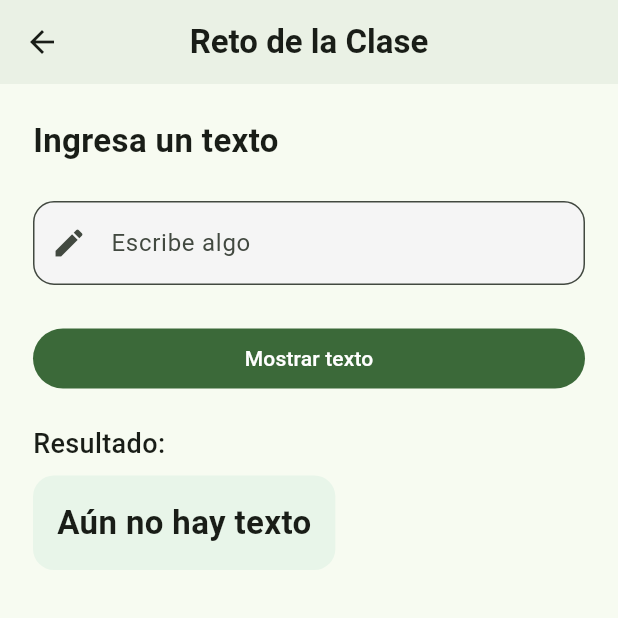
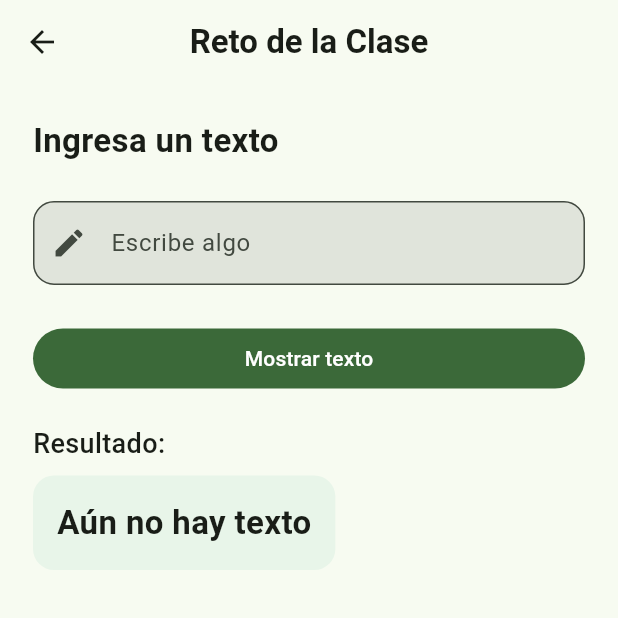
Before and after one commit to kmilo-js/Flutter-textfield-demo, a Flutter app: the screen it shows after launch, after a tap on "Desarrollo del Reto", on a phone screen of 412 x 824 dp, the top half of it. Run offline on Flutter 3.47's test engine with Material 3 defaults, Android fonts, the phone set to English and light mode, and no system bars.

Commit message:
mejorar UI y lógica del TextField en el reto

```diff
--- a/lib/main.dart
+++ b/lib/main.dart
@@ -2,7 +2,7 @@ import 'package:flutter/material.dart';
 import 'reto_textfield.dart';
 
 void main() {
-  runApp(const MyApp());
+  runApp(const MyApp()); // Punto de entrada: inicia la app.
 }
 
 class MyApp extends StatelessWidget {
@@ -12,13 +12,12 @@ class MyApp extends StatelessWidget {
   Widget build(BuildContext context) {
     return MaterialApp(
       title: 'Demo TextField',
-      debugShowCheckedModeBanner: false,
+      debugShowCheckedModeBanner: false, // Oculta la cinta de debug.
       theme: ThemeData(
-        useMaterial3: true, // Activar Material 3: más moderno
-        colorSchemeSeed: Colors.green, // Paleta automática
-        brightness: Brightness.light,
+        useMaterial3: true, // Activa Material 3.
+        colorSchemeSeed: Colors.green, // Genera una paleta moderna.
       ),
-      home: const MyHomePage(),
+      home: const MyHomePage(), // Pantalla principal.
     );
   }
 }
@@ -31,24 +30,24 @@ class MyHomePage extends StatefulWidget {
 }
 
 class _MyHomePageState extends State<MyHomePage> {
-  final TextEditingController _controller = TextEditingController();
-  String _textoIngresado = 'Nada aún...';
+  final TextEditingController _controller = TextEditingController(); // Controla el TextField.
+  String _textoIngresado = 'Nada aún...'; // Guarda lo que escribe el usuario.
 
   @override
   void initState() {
     super.initState();
-    _controller.addListener(_onTextChanged);
+    _controller.addListener(_onTextChanged); // Escucha cambios en tiempo real.
   }
 
   @override
   void dispose() {
-    _controller.dispose();
+    _controller.dispose(); // Libera el controlador.
     super.dispose();
   }
 
   void _onTextChanged() {
     setState(() {
-      _textoIngresado = _controller.text;
+      _textoIngresado = _controller.text; // Actualiza el texto escrito.
     });
   }
 
@@ -56,36 +55,30 @@ class _MyHomePageState extends State<MyHomePage> {
   Widget build(BuildContext context) {
     return Scaffold(
       appBar: AppBar(
+        title: const Text('Demo TextField'),
         centerTitle: true,
-        elevation: 2,
-        title: const Text(
-          'Demo TextField',
-          style: TextStyle(fontWeight: FontWeight.w600),
       ),
-      ),
+
       body: Padding(
         padding: const EdgeInsets.all(22.0),
+
         child: Column(
           crossAxisAlignment: CrossAxisAlignment.start,
           children: [
             const Text(
               "Ingresa tus datos",
-              style: TextStyle(
-                fontSize: 22,
-                fontWeight: FontWeight.bold,
-              ),
+              style: TextStyle(fontSize: 22, fontWeight: FontWeight.bold),
             ),
 
             const SizedBox(height: 25),
 
-            // === TEXTFIELD BONITO ===
+            // TextField con estilo moderno
             TextField(
               controller: _controller,
               decoration: InputDecoration(
                 labelText: 'Nombre',
                 hintText: 'Escribe aquí...',
                 filled: true,
-                fillColor: Colors.grey.shade100,
                 prefixIcon: const Icon(Icons.person),
                 border: OutlineInputBorder(
                   borderRadius: BorderRadius.circular(16),
@@ -95,15 +88,9 @@ class _MyHomePageState extends State<MyHomePage> {
 
             const SizedBox(height: 25),
 
-            // Texto moderno
-            Text(
-              'Texto ingresado:',
-              style: TextStyle(
-                fontSize: 16,
-                color: Colors.grey.shade700,
-              ),
-            ),
-
+            // Muestra el texto ingresado debajo
+            Text('Texto ingresado:',
+                style: TextStyle(fontSize: 16, color: Colors.grey.shade700)),
             const SizedBox(height: 6),
 
             Container(
@@ -113,14 +100,14 @@ class _MyHomePageState extends State<MyHomePage> {
                 borderRadius: BorderRadius.circular(14),
               ),
               child: Text(
-                _textoIngresado,
+                _textoIngresado, // Se actualiza automáticamente
                 style: const TextStyle(fontSize: 18),
               ),
             ),
 
             const SizedBox(height: 30),
 
-            // Botón elegante
+            // Botón que muestra un alerta con el nombre
             SizedBox(
               width: double.infinity,
               child: FilledButton.icon(
@@ -129,18 +116,16 @@ class _MyHomePageState extends State<MyHomePage> {
                 onPressed: () {
                   showDialog(
                     context: context,
-                    builder: (BuildContext context) {
-                      return AlertDialog(
+                    builder: (_) => AlertDialog(
                       title: const Text("Saludo"),
                       content: Text("¡Qué más ${_controller.text}, lo saluda el GAES 3!"),
                       actions: [
                         TextButton(
-                            onPressed: () => Navigator.of(context).pop(),
+                          onPressed: () => Navigator.pop(context),
                           child: const Text("Cerrar"),
                         ),
                       ],
-                      );
-                    },
+                    ),
                   );
                 },
               ),
@@ -148,7 +133,7 @@ class _MyHomePageState extends State<MyHomePage> {
 
             const SizedBox(height: 20),
 
-            // Botón secundario
+            // Navega hacia la pantalla del reto
             SizedBox(
               width: double.infinity,
               child: OutlinedButton(
@@ -156,7 +141,7 @@ class _MyHomePageState extends State<MyHomePage> {
                 onPressed: () {
                   Navigator.push(
                     context,
-                    MaterialPageRoute(builder: (context) => RetoTextField()),
+                    MaterialPageRoute(builder: (_) => RetoTextField()),
                   );
                 },
               ),
--- a/lib/reto_textfield.dart
+++ b/lib/reto_textfield.dart
@@ -8,7 +8,11 @@ class RetoTextField extends StatefulWidget {
 }
 
 class _RetoTextFieldState extends State<RetoTextField> {
+
+  // Controla lo que escribe el usuario
   final TextEditingController controller = TextEditingController();
+
+  // Guarda el resultado para mostrarlo en pantalla
   String resultado = "";
 
   @override
@@ -20,31 +24,28 @@ class _RetoTextFieldState extends State<RetoTextField> {
           style: TextStyle(fontWeight: FontWeight.w600),
         ),
         centerTitle: true,
-        elevation: 2,
       ),
+
       body: Padding(
         padding: const EdgeInsets.all(22),
+
         child: Column(
           crossAxisAlignment: CrossAxisAlignment.start,
           children: [
             const Text(
               "Ingresa un texto",
-              style: TextStyle(
-                fontSize: 22,
-                fontWeight: FontWeight.bold,
-              ),
+              style: TextStyle(fontSize: 22, fontWeight: FontWeight.bold),
             ),
 
             const SizedBox(height: 25),
 
-            // === TEXTFIELD MODERNO ===
+            // Campo de texto conectado al controlador
             TextField(
               controller: controller,
               decoration: InputDecoration(
                 labelText: "Escribe algo",
                 hintText: "Texto aquí...",
                 filled: true,
-                fillColor: Colors.grey.shade100,
                 prefixIcon: const Icon(Icons.edit),
                 border: OutlineInputBorder(
                   borderRadius: BorderRadius.circular(14),
@@ -54,13 +55,13 @@ class _RetoTextFieldState extends State<RetoTextField> {
 
             const SizedBox(height: 25),
 
-            // === BOTÓN PROFESIONAL ===
+            // Botón que actualiza el texto mostrado
             SizedBox(
               width: double.infinity,
               child: FilledButton(
                 onPressed: () {
                   setState(() {
-                    resultado = controller.text;
+                    resultado = controller.text; // Guarda el texto escrito
                   });
                 },
                 child: const Text("Mostrar texto"),
@@ -71,15 +72,12 @@ class _RetoTextFieldState extends State<RetoTextField> {
 
             const Text(
               "Resultado:",
-              style: TextStyle(
-                fontSize: 18,
-                fontWeight: FontWeight.w500,
-              ),
+              style: TextStyle(fontSize: 18, fontWeight: FontWeight.w500),
             ),
 
             const SizedBox(height: 8),
 
-            // === CONTENEDOR BONITO PARA EL RESULTADO ===
+            // Contenedor animado que muestra el resultado
             AnimatedContainer(
               duration: const Duration(milliseconds: 300),
               padding: const EdgeInsets.all(16),
@@ -89,10 +87,7 @@ class _RetoTextFieldState extends State<RetoTextField> {
               ),
               child: Text(
                 resultado.isEmpty ? "Aún no hay texto" : resultado,
-                style: const TextStyle(
-                  fontSize: 22,
-                  fontWeight: FontWeight.bold,
-                ),
+                style: const TextStyle(fontSize: 22, fontWeight: FontWeight.bold),
               ),
             ),
           ],
```
Lines whose indentation alone changed are shown as unchanged.
